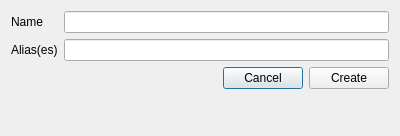
First picture: the form in ui/showCreation.ui, repository sashaouellet/Helix, before the edit.
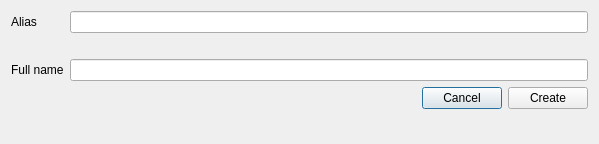
Second picture: the form after the edit.

What changed in the file:
```diff
--- a/ui/showCreation.ui
+++ b/ui/showCreation.ui
@@ -6,38 +6,58 @@
    <rect>
     <x>0</x>
     <y>0</y>
-    <width>400</width>
-    <height>136</height>
+    <width>599</width>
+    <height>144</height>
    </rect>
   </property>
   <property name="windowTitle">
    <string>Create Show</string>
   </property>
   <layout class="QFormLayout" name="formLayout">
-   <item row="2" column="0">
+   <property name="fieldGrowthPolicy">
+    <enum>QFormLayout::ExpandingFieldsGrow</enum>
+   </property>
+   <property name="labelAlignment">
+    <set>Qt::AlignLeading|Qt::AlignLeft|Qt::AlignVCenter</set>
+   </property>
+   <item row="0" column="0">
     <widget class="QLabel" name="label">
      <property name="toolTip">
       <string>The main display name of the show</string>
      </property>
      <property name="text">
-      <string>Name</string>
+      <string>Alias</string>
+     </property>
+    </widget>
+   </item>
+   <item row="0" column="1">
+    <widget class="QLineEdit" name="LNE_alias">
+     <property name="maxLength">
+      <number>10</number>
+     </property>
+    </widget>
+   </item>
+   <item row="1" column="1">
+    <widget class="QLabel" name="LBL_issues">
+     <property name="text">
+      <string/>
+     </property>
+    </widget>
+   </item>
+   <item row="2" column="0">
+    <widget class="QLabel" name="label_2">
+     <property name="toolTip">
+      <string>The &quot;pretty&quot; name for general display purposes. This can contain spaces and special characters.</string>
+     </property>
+     <property name="text">
+      <string>Full name</string>
      </property>
     </widget>
    </item>
    <item row="2" column="1">
     <widget class="QLineEdit" name="LNE_name"/>
    </item>
-   <item row="3" column="0">
-    <widget class="QLabel" name="label_2">
-     <property name="toolTip">
-      <string>Internal keyword names for this show. This input only accepts a comma-separated list</string>
-     </property>
-     <property name="text">
-      <string>Alias(es)</string>
-     </property>
-    </widget>
-   </item>
-   <item row="4" column="1">
+   <item row="3" column="1">
     <layout class="QHBoxLayout" name="horizontalLayout">
      <item>
       <spacer name="horizontalSpacer">
@@ -68,9 +88,6 @@
      </item>
     </layout>
    </item>
-   <item row="3" column="1">
-    <widget class="QLineEdit" name="LNE_aliases"/>
-   </item>
   </layout>
  </widget>
  <resources/>
```
Left out of the diff: 2 changed lines with no effect on the pictures.
